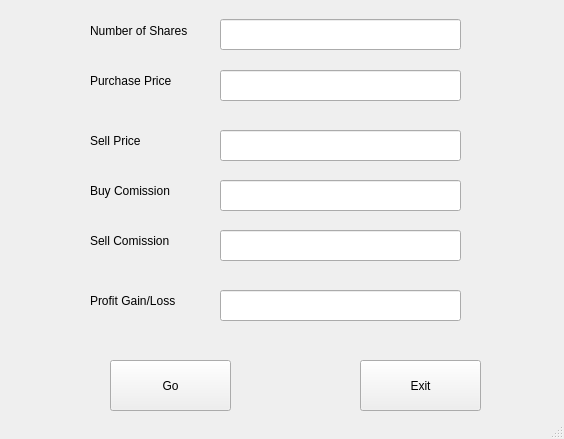
Before: the Qt Designer form uis/Ui_Base/stock.ui in JordanLeich/Ultimate-Calculator, drawn with Qt 5.
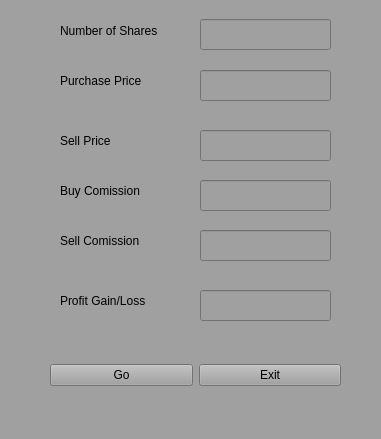
After: the same form once the commit is applied.

What changed in the file:
```diff
--- a/uis/Ui_Base/stock.ui
+++ b/uis/Ui_Base/stock.ui
@@ -6,20 +6,23 @@
    <rect>
     <x>0</x>
     <y>0</y>
-    <width>564</width>
+    <width>381</width>
     <height>439</height>
    </rect>
   </property>
   <property name="windowTitle">
-   <string>MainWindow</string>
+   <string>Stock Market Calculator</string>
+  </property>
+  <property name="styleSheet">
+   <string notr="true">background-color: rgb(160, 160, 160);</string>
   </property>
   <widget class="QWidget" name="centralwidget">
    <widget class="QLineEdit" name="lineEdit">
     <property name="geometry">
      <rect>
-      <x>220</x>
+      <x>200</x>
       <y>19</y>
-      <width>241</width>
+      <width>131</width>
       <height>31</height>
      </rect>
     </property>
@@ -27,9 +30,9 @@
    <widget class="QLineEdit" name="lineEdit_2">
     <property name="geometry">
      <rect>
-      <x>220</x>
+      <x>200</x>
       <y>70</y>
-      <width>241</width>
+      <width>131</width>
       <height>31</height>
      </rect>
     </property>
@@ -37,9 +40,9 @@
    <widget class="QLineEdit" name="lineEdit_3">
     <property name="geometry">
      <rect>
-      <x>220</x>
+      <x>200</x>
       <y>130</y>
-      <width>241</width>
+      <width>131</width>
       <height>31</height>
      </rect>
     </property>
@@ -47,9 +50,9 @@
    <widget class="QLineEdit" name="lineEdit_4">
     <property name="geometry">
      <rect>
-      <x>220</x>
+      <x>200</x>
       <y>180</y>
-      <width>241</width>
+      <width>131</width>
       <height>31</height>
      </rect>
     </property>
@@ -57,9 +60,9 @@
    <widget class="QLineEdit" name="lineEdit_5">
     <property name="geometry">
      <rect>
-      <x>220</x>
+      <x>200</x>
       <y>230</y>
-      <width>241</width>
+      <width>131</width>
       <height>31</height>
      </rect>
     </property>
@@ -67,43 +70,17 @@
    <widget class="QLineEdit" name="lineEdit_6">
     <property name="geometry">
      <rect>
-      <x>220</x>
+      <x>200</x>
       <y>290</y>
-      <width>241</width>
+      <width>131</width>
       <height>31</height>
      </rect>
     </property>
    </widget>
-   <widget class="QPushButton" name="go_btn">
-    <property name="geometry">
-     <rect>
-      <x>110</x>
-      <y>360</y>
-      <width>121</width>
-      <height>51</height>
-     </rect>
-    </property>
-    <property name="text">
-     <string>Go</string>
-    </property>
-   </widget>
-   <widget class="QPushButton" name="exit_btn">
-    <property name="geometry">
-     <rect>
-      <x>360</x>
-      <y>360</y>
-      <width>121</width>
-      <height>51</height>
-     </rect>
-    </property>
-    <property name="text">
-     <string>Exit</string>
-    </property>
-   </widget>
    <widget class="QLabel" name="label">
     <property name="geometry">
      <rect>
-      <x>90</x>
+      <x>60</x>
       <y>10</y>
       <width>121</width>
       <height>41</height>
@@ -116,7 +93,7 @@
    <widget class="QLabel" name="label_2">
     <property name="geometry">
      <rect>
-      <x>90</x>
+      <x>60</x>
       <y>60</y>
       <width>121</width>
       <height>41</height>
@@ -129,7 +106,7 @@
    <widget class="QLabel" name="label_3">
     <property name="geometry">
      <rect>
-      <x>90</x>
+      <x>60</x>
       <y>120</y>
       <width>121</width>
       <height>41</height>
@@ -142,7 +119,7 @@
    <widget class="QLabel" name="label_4">
     <property name="geometry">
      <rect>
-      <x>90</x>
+      <x>60</x>
       <y>170</y>
       <width>121</width>
       <height>41</height>
@@ -155,7 +132,7 @@
    <widget class="QLabel" name="label_5">
     <property name="geometry">
      <rect>
-      <x>90</x>
+      <x>60</x>
       <y>220</y>
       <width>121</width>
       <height>41</height>
@@ -168,7 +145,7 @@
    <widget class="QLabel" name="label_6">
     <property name="geometry">
      <rect>
-      <x>90</x>
+      <x>60</x>
       <y>280</y>
       <width>121</width>
       <height>41</height>
@@ -178,6 +155,32 @@
      <string>Profit Gain/Loss</string>
     </property>
    </widget>
+   <widget class="QWidget" name="">
+    <property name="geometry">
+     <rect>
+      <x>50</x>
+      <y>350</y>
+      <width>291</width>
+      <height>51</height>
+     </rect>
+    </property>
+    <layout class="QHBoxLayout" name="horizontalLayout">
+     <item>
+      <widget class="QPushButton" name="go_btn">
+       <property name="text">
+        <string>Go</string>
+       </property>
+      </widget>
+     </item>
+     <item>
+      <widget class="QPushButton" name="exit_btn">
+       <property name="text">
+        <string>Exit</string>
+       </property>
+      </widget>
+     </item>
+    </layout>
+   </widget>
   </widget>
   <widget class="QStatusBar" name="statusbar"/>
  </widget>
```
